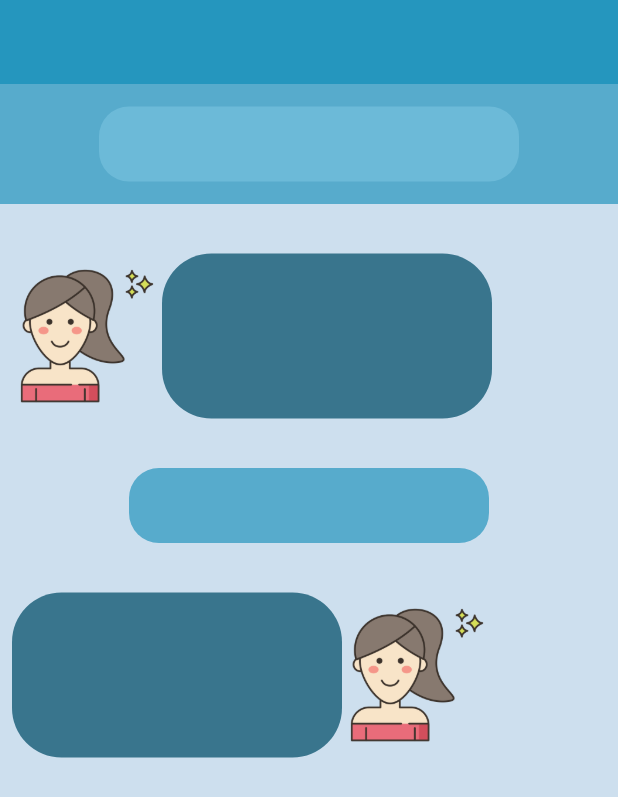
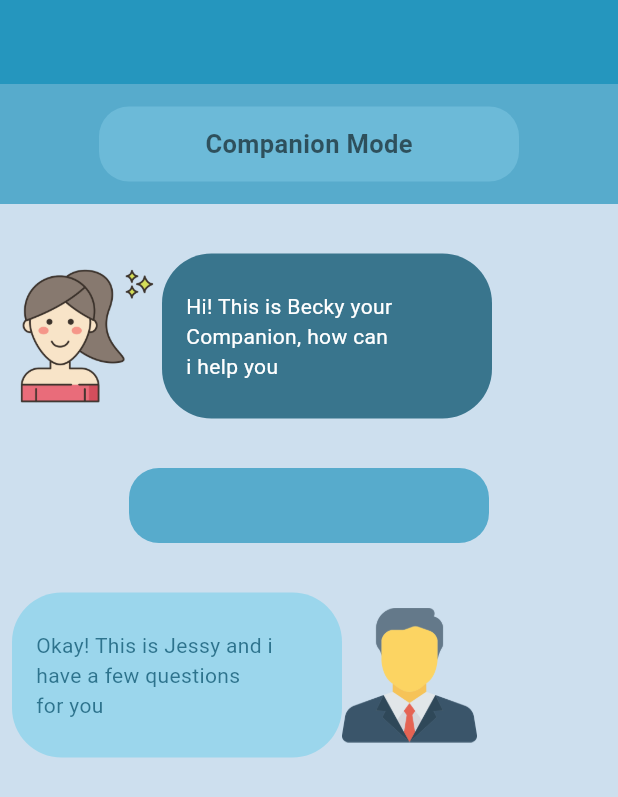
Before and after one commit to katendejericho5/mental-health-bot2, a Flutter app: the ChatBot screen opened directly, on a phone screen of 412 x 824 dp. Shown: the top 797 px of the screen. Run offline on Flutter 3.47's test engine with Material 3 defaults, Android fonts, the light colour scheme and no system bars; our stand-ins replace curved_navigation_bar, firebase_auth, firebase_core, flutter_svg; accounts and stored records are empty.

Commit message:
adjustments in the ui

```diff
--- a/Frontend/lib/pages/chatbot.dart
+++ b/Frontend/lib/pages/chatbot.dart
@@ -22,6 +22,14 @@ class _ChatBotState extends State<ChatBot> {
             height: 80,
             child: Center(
               child: Container(
+                child: Center(
+                    child: Text(
+                  'Companion Mode',
+                  style: TextStyle(
+                      fontWeight: FontWeight.bold,
+                      fontSize: 17,
+                      color: Color.fromARGB(146, 0, 0, 0)),
+                )),
                 height: 50,
                 width: 280,
                 decoration: BoxDecoration(
@@ -38,7 +46,7 @@ class _ChatBotState extends State<ChatBot> {
             padding: const EdgeInsets.all(8.0),
             child: Row(
               children: [
-                Image(
+                const Image(
                   image: AssetImage('lib/images/ponytail.png'),
                   height: 100,
                 ),
@@ -49,11 +57,19 @@ class _ChatBotState extends State<ChatBot> {
                     borderRadius: BorderRadius.circular(33),
                     color: Color.fromARGB(193, 10, 83, 110),
                   ),
+                  child: const Center(
+                      child: Padding(
+                    padding: EdgeInsets.all(16.0),
+                    child: Text(
+                      'Hi! This is Becky your Companion, how can\ni help you',
+                      style: TextStyle(color: Colors.white),
+                    ),
+                  )),
                 )
               ],
             ),
           ),
-          SizedBox(
+          const SizedBox(
             height: 25,
           ),
           Center(
@@ -78,12 +94,22 @@ class _ChatBotState extends State<ChatBot> {
                   width: 220,
                   decoration: BoxDecoration(
                     borderRadius: BorderRadius.circular(33),
-                    color: Color.fromARGB(193, 10, 83, 110),
+                    color: Color.fromARGB(255, 155, 214, 236),
                   ),
+                  child: const Center(
+                      child: Padding(
+                    padding: EdgeInsets.all(16.0),
+                    child: Text(
+                      'Okay! This is Jessy and i have a few questions\nfor you',
+                      style: TextStyle(
+                        color: Color.fromARGB(193, 10, 83, 110),
+                      ),
+                    ),
+                  )),
                 ),
                 Image(
-                  image: AssetImage('lib/images/ponytail.png'),
-                  height: 100,
+                  image: AssetImage('lib/images/manager.png'),
+                  height: 90,
                 ),
               ],
             ),
```
Also changed, not shown: Frontend/lib/images/manager.png (added).
